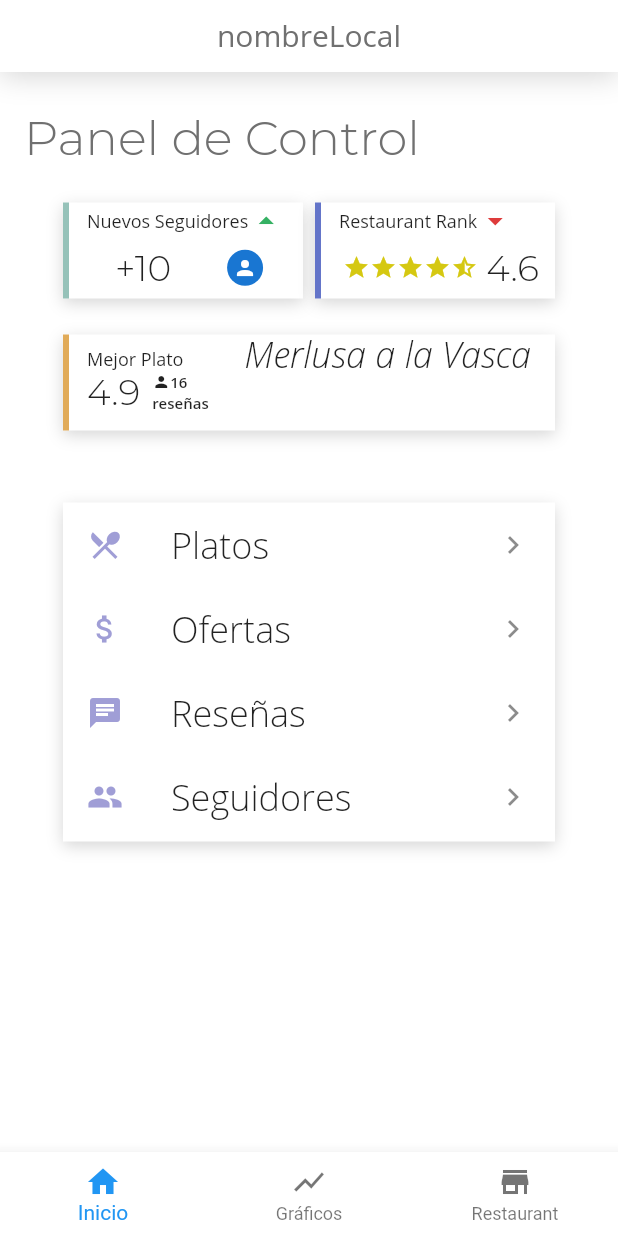
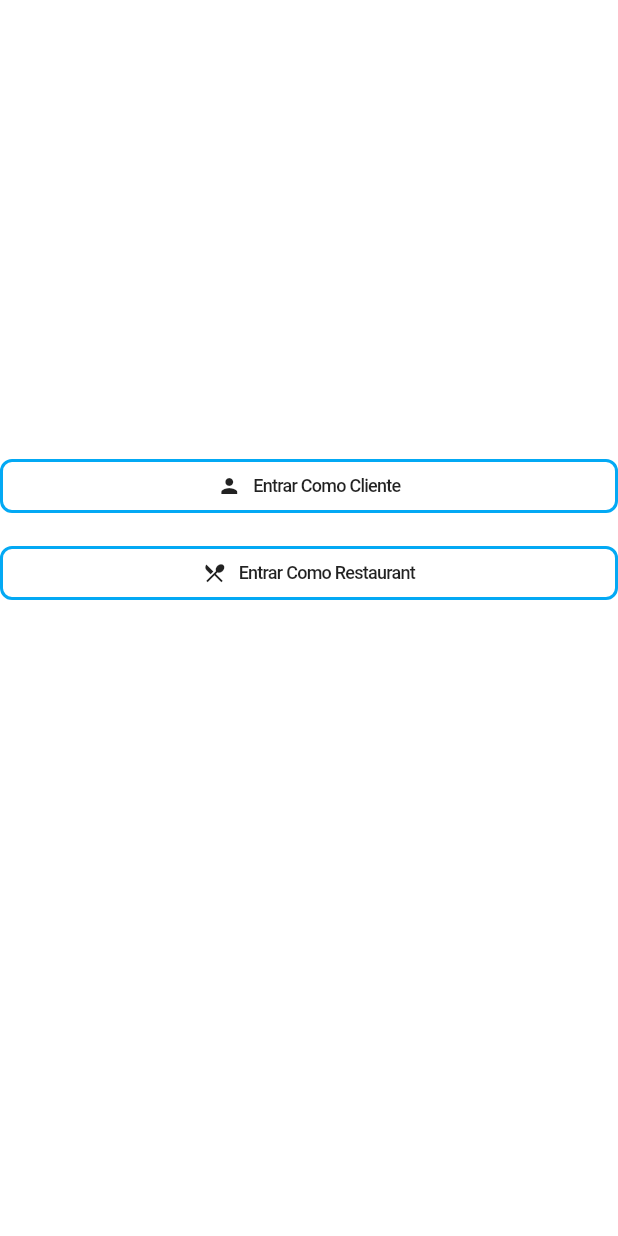
Before and after one commit to sebastian-alejandro/upfood_restaurant, a Flutter app: the screen it shows after launch, on a phone screen of 412 x 824 dp. Run offline on Flutter 3.47's test engine with Material 2 defaults, Android fonts, the phone set to English and light mode, and no system bars; our stand-ins replace cloud_firestore, rxdart; accounts and stored records are empty; Roboto replaces fonts that are missing (YuGothic); project files that could hold a hidden picture were left out.

```diff
--- a/lib/src/app.dart
+++ b/lib/src/app.dart
@@ -1,12 +1,14 @@
 import 'package:flutter/material.dart';
 import 'package:upfood_restaurant/src/view/homePage.dart';
+import 'package:upfood_restaurant/src/view/userHomePage.dart';
+import 'package:upfood_restaurant/src/view/loginAux.dart';
 
 class App extends StatelessWidget {
   @override
   Widget build(BuildContext context) {
     return MaterialApp(
       debugShowCheckedModeBanner: false,
-      home: HomePage(),
+      home: LoginAux(),
     );
   }
 }
--- a/lib/src/bloc/dishesBloc.dart
+++ b/lib/src/bloc/dishesBloc.dart
@@ -23,6 +23,7 @@ class DishesBloc {
 
 
   Stream<List<Dish>> dishesList(String restaurantName) {
+    print('Enviando list a la UI');
     return _repository.getDishes(restaurantName);
   }
 
--- a/lib/src/data/firestoreAPI.dart
+++ b/lib/src/data/firestoreAPI.dart
@@ -48,6 +48,7 @@ class FirestoreProvider {
   }
 
   Stream<QuerySnapshot> getDishesList(String restaurantName) {
+    print('Pidiendo Platos a:' + restaurantName);
     return _firestore
         .collection('dishes')
         .where('restaurant', isEqualTo: restaurantName)
--- a/lib/src/model/dishDTO.dart
+++ b/lib/src/model/dishDTO.dart
@@ -3,15 +3,19 @@ class Dish {
   String _name;
   String _description;
   String _restaurantName;
+  String _imgUrl;
+  String _rating;
   int _price;
   int _offerPrice;
 
-  Dish(this._id, this._name, this._description, this._restaurantName, this._price, this._offerPrice);
+  Dish(this._id, this._name, this._description, this._restaurantName, this._imgUrl, this._rating, this._price, this._offerPrice);
 
   String get id => _id;
   String get name => _name;
   String get description => _description;
   String get restaurantName => _restaurantName;
+  String get imgUrl => _imgUrl;
+  String get rating => _rating;
   int get price => _price;
   int get offerPrice => _offerPrice;
 
--- a/lib/src/view/dishesPage.dart
+++ b/lib/src/view/dishesPage.dart
@@ -217,7 +217,7 @@ class _DishesListState extends State<DishesList> {
                   ),
             );
           } else {
-            return Text('Cargnado lista...espere');
+            return Text('Cargando lista...espere');
           }
         },
       ),
--- a/lib/src/view/homePage.dart
+++ b/lib/src/view/homePage.dart
@@ -1,7 +1,4 @@
-import 'package:flutter/gestures.dart';
 import 'package:flutter/material.dart';
-import 'package:flutter/painting.dart';
-import 'package:flutter/widgets.dart';
 import 'package:upfood_restaurant/src/view/dishesPage.dart';
 import 'package:upfood_restaurant/src/view/offersPage.dart';
 import 'package:upfood_restaurant/src/view/reviewsPage.dart';
--- /dev/null
+++ b/lib/src/view/loginAux.dart
@@ -0,0 +1,102 @@
+import 'package:flutter/material.dart';
+import 'package:upfood_restaurant/src/view/homePage.dart';
+import 'package:upfood_restaurant/src/view/userHomePage.dart';
+class LoginAux extends StatefulWidget {
+  @override
+  _LoginAuxState createState() => _LoginAuxState();
+}
+
+class _LoginAuxState extends State<LoginAux> {
+  @override
+  Widget build(BuildContext context) {
+    return Scaffold(
+      backgroundColor: Colors.white,
+      body: ListView(
+        children: <Widget>[
+          SizedBox(
+            height: 300,
+          ),
+          ButtonTheme(
+            minWidth: 200,
+            buttonColor: Colors.transparent,
+            child: RaisedButton(
+              elevation: 0,
+              highlightElevation: 0,
+              shape: RoundedRectangleBorder(
+                borderRadius: BorderRadius.circular(8),
+                side: BorderSide(
+                  width: 2,
+                  color: Colors.lightBlue,
+                ),
+              ),
+              child: Row(
+                mainAxisAlignment: MainAxisAlignment.center,
+                children: <Widget>[
+                  Icon(
+                    Icons.person,
+                    size: 16,
+                  ),
+                  SizedBox(width: 8.26),
+                  Text(
+                    'Entrar Como Cliente',
+                    style: TextStyle(
+                        letterSpacing: -0.5,
+                        fontFamily: 'YuGothic',
+                        fontSize: 12),
+                  ),
+                ],
+              ),
+              onPressed: () {
+                Navigator.push(
+                  context,
+                  MaterialPageRoute(builder: (context) => UserHomePage()),
+                );
+              },
+            ),
+          ),
+          SizedBox(
+            height: 10,
+          ),
+          ButtonTheme(
+            minWidth: 200,
+            buttonColor: Colors.transparent,
+            child: RaisedButton(
+              elevation: 0,
+              highlightElevation: 0,
+              shape: RoundedRectangleBorder(
+                borderRadius: BorderRadius.circular(8),
+                side: BorderSide(
+                  width: 2,
+                  color: Colors.lightBlue,
+                ),
+              ),
+              child: Row(
+                mainAxisAlignment: MainAxisAlignment.center,
+                children: <Widget>[
+                  Icon(
+                    Icons.restaurant_menu,
+                    size: 16,
+                  ),
+                  SizedBox(width: 8.26),
+                  Text(
+                    'Entrar Como Restaurant',
+                    style: TextStyle(
+                        letterSpacing: -0.5,
+                        fontFamily: 'YuGothic',
+                        fontSize: 12),
+                  ),
+                ],
+              ),
+              onPressed: () {
+                Navigator.push(
+                  context,
+                  MaterialPageRoute(builder: (context) => HomePage()),
+                );
+              },
+            ),
+          )
+        ],
+      ),
+    );
+  }
+}
```
Also changed, not shown: lib/src/repository/dishesRepository.dart (+10 -2 lines), lib/src/view/userHomePage.dart (added, +350 -0 lines), pubspec.yaml (+29 -1 lines), pubspec.lock, 1 other file.
